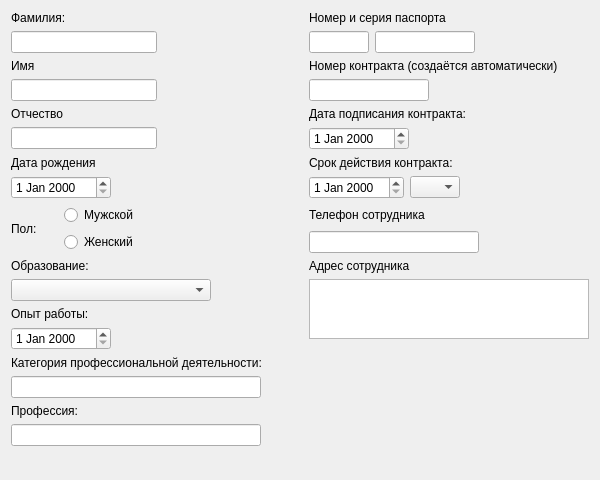
The window that department/gui/form.ui (Markoutte/department-eltech) describes before a commit, drawn with Qt 5.
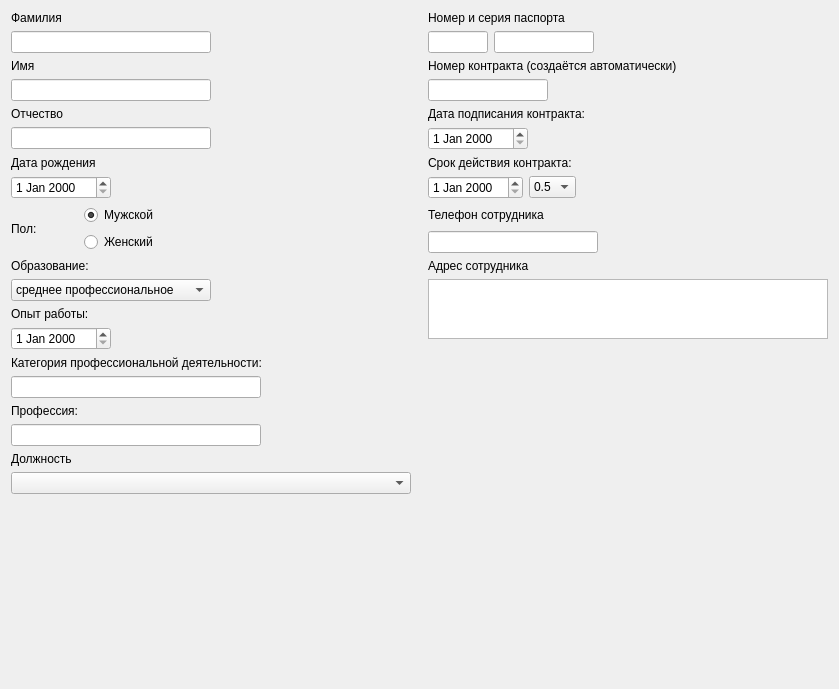
The same window after the commit.

Patch:
```diff
--- a/department/gui/form.ui
+++ b/department/gui/form.ui
@@ -6,8 +6,8 @@
    <rect>
     <x>0</x>
     <y>0</y>
-    <width>600</width>
-    <height>480</height>
+    <width>839</width>
+    <height>689</height>
    </rect>
   </property>
   <property name="minimumSize">
@@ -34,7 +34,7 @@
     </spacer>
    </item>
    <item row="0" column="1">
-    <layout class="QGridLayout" name="gridLayout" rowstretch="0,0,0,0,0,0,0,0,0,0,0,0,0,0,0,0,0,0" columnstretch="1,2,3,6">
+    <layout class="QGridLayout" name="gridLayout" rowstretch="0,0,0,0,0,0,0,0,0,0,0,0,0,0,0,0,0,0,0,0" columnstretch="1,2,3,6">
      <item row="8" column="0" rowspan="2">
       <widget class="QLabel" name="label_5">
        <property name="text">
@@ -54,6 +54,9 @@
        <property name="text">
         <string>Мужской</string>
        </property>
+       <property name="checked">
+        <bool>true</bool>
+       </property>
       </widget>
      </item>
      <item row="3" column="0" colspan="2">
@@ -95,7 +98,7 @@
      <item row="0" column="0" colspan="2">
       <widget class="QLabel" name="label">
        <property name="text">
-        <string>Фамилия:</string>
+        <string>Фамилия</string>
        </property>
       </widget>
      </item>
@@ -148,6 +151,31 @@
          <height>16777215</height>
         </size>
        </property>
+       <item>
+        <property name="text">
+         <string>среднее профессиональное</string>
+        </property>
+       </item>
+       <item>
+        <property name="text">
+         <string>неоконченное высшее</string>
+        </property>
+       </item>
+       <item>
+        <property name="text">
+         <string>высшее магистр</string>
+        </property>
+       </item>
+       <item>
+        <property name="text">
+         <string>высшее бакалавр</string>
+        </property>
+       </item>
+       <item>
+        <property name="text">
+         <string>высшее специалист</string>
+        </property>
+       </item>
       </widget>
      </item>
      <item row="12" column="0" colspan="3">
@@ -311,6 +339,26 @@
            <height>16777215</height>
           </size>
          </property>
+         <item>
+          <property name="text">
+           <string>0.5</string>
+          </property>
+         </item>
+         <item>
+          <property name="text">
+           <string>1</string>
+          </property>
+         </item>
+         <item>
+          <property name="text">
+           <string>2</string>
+          </property>
+         </item>
+         <item>
+          <property name="text">
+           <string>5</string>
+          </property>
+         </item>
         </widget>
        </item>
        <item>
@@ -405,6 +453,23 @@
        </item>
       </layout>
      </item>
+     <item row="18" column="0" colspan="3">
+      <widget class="QLabel" name="position_lbl">
+       <property name="text">
+        <string>Должность</string>
+       </property>
+      </widget>
+     </item>
+     <item row="19" column="0" colspan="3">
+      <widget class="QComboBox" name="position_cmb">
+       <property name="maximumSize">
+        <size>
+         <width>400</width>
+         <height>16777215</height>
+        </size>
+       </property>
+      </widget>
+     </item>
     </layout>
    </item>
   </layout>
```
Left out of the diff: 26 changed lines with no effect on the pictures.
